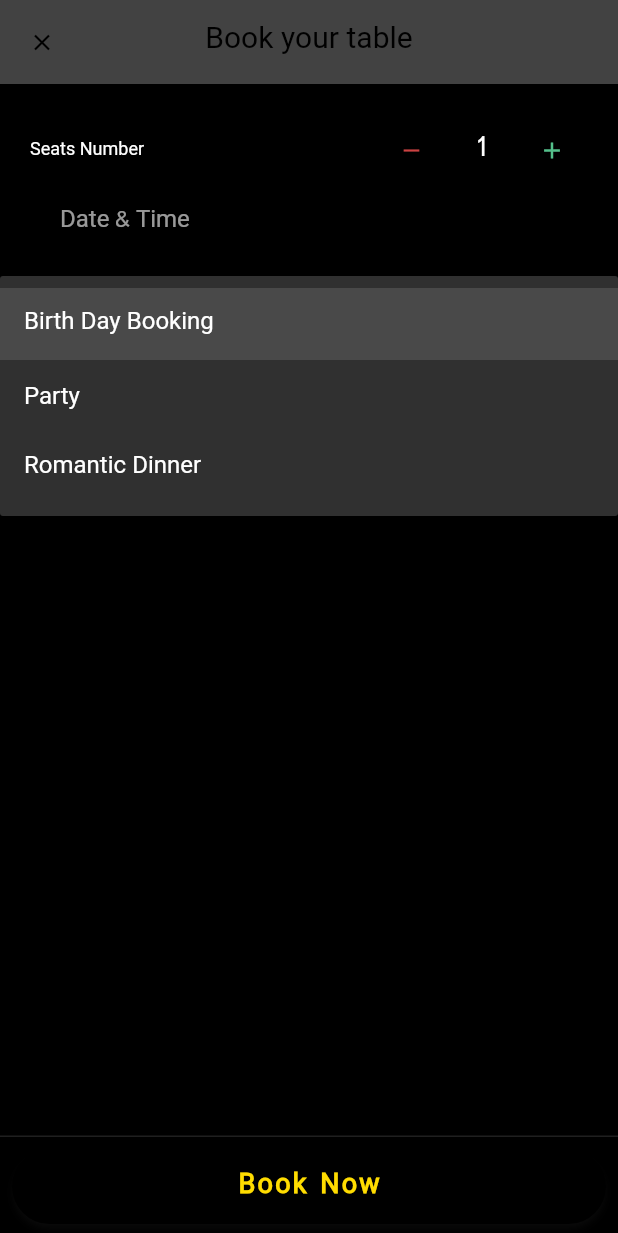
After one commit to MostafaKhalile/Mobile, a Flutter app: the TableReservation screen opened by its route, after a tap on the "add" icon, after a tap on "select booking type ...", on a phone screen of 412 x 824 dp. The commit adds this screen. Shown: the top 1233 px of the screen. Run offline on Flutter 3.47's test engine with Material 2 defaults, Android fonts, the phone set to English and light mode, and no system bars; our stand-ins replace badges, bloc, carousel_slider, connectivity_plus, curved_navigation_bar, equatable and 17 more; missing offline and left inert: android_intent, flutter_verification_code, grouped_buttons; accounts and stored records are empty; project files that could hold a hidden picture were left out.

Commit message:
Table Reservation Screen

```diff
--- a/i18n/ar.json
+++ b/i18n/ar.json
@@ -60,6 +60,10 @@
     "you_will_use_our_services_when_you_back_online": "ستتمكن من إستخدام خدماتنا عند إتصالك بالإنترنت",
     "please_click_again_to_exit": "رجاءاً انقر مرة أخرى للخروج",
     "book_now": "احجز الآن",
+    "book_your_table": "احجز طاولتك",
+    "seats_no": "عدد المقاعد",
+    "date&time": "الوقت والتاريخ",
+    "select_booking_type": "حدد نوع الحجز ...",
     "search_place_holder": "ابحث عن شركة,فرع,خدمة ...",
     "start_searching": "ابدأ البحث",
     "search_for_order_code": "ابحث عن كود الطلب...",
--- a/i18n/en.json
+++ b/i18n/en.json
@@ -58,6 +58,10 @@
     "you_will_use_our_services_when_you_back_online": "You Will Use Our Services When You Back Online ",
     "please_click_again_to_exit": "please click again to exit",
     "book_now": "Book Now",
+    "book_your_table": "Book your table",
+    "seats_no": "Seats Number",
+    "date&time": "Date & Time",
+    "select_booking_type": "select booking type ...",
     "search_place_holder": "Search for Company,branch,services,...",
     "start_searching": "Start searching",
     "search_for_order_code": "search for order code ...",
--- a/lib/route_generator.dart
+++ b/lib/route_generator.dart
@@ -1,7 +1,8 @@
 import 'package:flutter/cupertino.dart';
 import 'package:flutter/material.dart';
 import 'package:page_transition/page_transition.dart';
-import 'package:techtime/Screens/Client/newOrder/create_new_order.dart';
+import 'package:techtime/Screens/Client/booking/bookingTable/table_reservation.dart';
+import 'package:techtime/Screens/Client/booking/orderFirstStep/order_first_step.dart';
 import 'package:techtime/Screens/Core/aboutUs/about_us.dart';
 import 'package:techtime/Screens/Core/aboutUs/follow_us.dart';
 
@@ -113,12 +114,18 @@ class RouteGenerator {
                   branche: args,
                 ));
         break;
-      case CreateNewOrder.routeName:
+      case OrderFirstStep.routeName:
         return CupertinoPageRoute(
           fullscreenDialog: true,
-          builder: (_) => CreateNewOrder(
+          builder: (_) => OrderFirstStep(
             companyBranches: args,
           ),
+        );
+        break;
+      case TableReservation.routeName:
+        return CupertinoPageRoute(
+          fullscreenDialog: true,
+          builder: (_) => TableReservation(),
         );
         break;
       case SearchScreen.routeName:
--- /dev/null
+++ b/lib/screens/Client/booking/bookingTable/table_reservation.dart
@@ -0,0 +1,157 @@
+import 'package:flutter/material.dart';
+import 'package:techtime/Helpers/app_consts.dart';
+import 'package:techtime/Helpers/localization/app_localizations_delegates.dart';
+import 'package:techtime/Widgets/core/horizontal_gap.dart';
+import 'package:intl/intl.dart';
+import 'package:techtime/Widgets/core/vertical_gab.dart';
+
+class TableReservation extends StatefulWidget {
+  static const String routeName = "/table_reservation";
+  const TableReservation({Key key}) : super(key: key);
+
+  @override
+  _TableReservationState createState() => _TableReservationState();
+}
+
+class _TableReservationState extends State<TableReservation> {
+  int counter = 0;
+  TextEditingController dateCtl = TextEditingController();
+  TextEditingController noteCtl = TextEditingController();
+
+  @override
+  Widget build(BuildContext context) {
+    Size _size = MediaQuery.of(context).size;
+    AppLocalizations _translator = AppLocalizations.of(context);
+    ThemeData _theme = Theme.of(context);
+    String dropdownValue;
+
+    return Scaffold(
+      appBar: AppBar(
+        title: Text(
+          _translator.translate("book_your_table"),
+          style: _theme.textTheme.headline6.copyWith(color: Colors.black),
+        ),
+        iconTheme: IconThemeData(color: Colors.black),
+      ),
+      body: Container(
+        padding: EdgeInsets.all(KdefaultPadding),
+        width: double.infinity,
+        child: Column(
+          children: [
+            Row(
+              mainAxisAlignment: MainAxisAlignment.spaceBetween,
+              children: [
+                Text(
+                  _translator.translate("seats_no"),
+                  style: _theme.textTheme.caption,
+                ),
+                Row(
+                  mainAxisSize: MainAxisSize.min,
+                  children: <Widget>[
+                    IconButton(
+                      icon: Icon(Icons.remove),
+                      onPressed: () {
+                        setState(() {
+                          if (counter > 0) {
+                            counter--;
+                          }
+                        });
+                      },
+                      color: Colors.redAccent.withOpacity(0.8),
+                    ),
+                    HorizontalGap(),
+                    Text(
+                      counter.toString(),
+                      style: _theme.textTheme.headline6,
+                    ),
+                    HorizontalGap(),
+                    IconButton(
+                      icon: Icon(Icons.add),
+                      color: Colors.greenAccent.withOpacity(0.8),
+                      onPressed: () {
+                        setState(() {
+                          counter++;
+                        });
+                      },
+                    ),
+                  ],
+                ),
+              ],
+            ),
+            TextFormField(
+              controller: dateCtl,
+              decoration: InputDecoration(
+                labelText: _translator.translate("date&time"),
+                hintText: "Ex. Insert your dob",
+              ),
+              onTap: () async {
+                DateTime date = DateTime(1900);
+                TimeOfDay time = TimeOfDay.now();
+                FocusScope.of(context).requestFocus(new FocusNode());
+
+                date = await showDatePicker(
+                    context: context,
+                    initialDate: DateTime.now(),
+                    firstDate: kFirstDay,
+                    lastDate: DateTime(kNow.year, kNow.month + 6, kNow.day));
+                time = await showTimePicker(
+                  initialTime: TimeOfDay.now(),
+                  context: context,
+                );
+                dateCtl.text = DateFormat('dd-MM-y').format(date) +
+                    "\t" +
+                    time.format(context);
+              },
+            ),
+            VerticalGap(),
+            DropdownButton<String>(
+              isExpanded: true,
+              value: dropdownValue,
+              hint: Text(_translator.translate("select_booking_type")),
+              onChanged: (String newValue) {
+                setState(() {
+                  dropdownValue = newValue;
+                });
+              },
+              items: <String>['Birth Day Booking', 'Party', 'Romantic Dinner']
+                  .map<DropdownMenuItem<String>>((String value) {
+                return DropdownMenuItem<String>(
+                  value: value,
+                  child: Text(value),
+                );
+              }).toList(),
+            ),
+            VerticalGap(),
+            TextFormField(
+              controller: noteCtl,
+              maxLines: 3,
+              decoration: InputDecoration(
+                labelText: _translator.translate("note"),
+              ),
+            )
+          ],
+        ),
+      ),
+      persistentFooterButtons: [
+        Container(
+          width: _size.width,
+          child: Row(
+            children: [
+              Expanded(
+                  // ignore: deprecated_member_use
+                  child: RaisedButton(
+                padding: EdgeInsets.all(10),
+                onPressed: () => {},
+                disabledColor: Colors.black38,
+                child: Text(
+                  _translator.translate("book_now"),
+                  style: Theme.of(context).textTheme.button,
+                ),
+              ))
+            ],
+          ),
+        )
+      ],
+    );
+  }
+}
--- a/lib/screens/Client/newOrder/create_new_order.dart
+++ b/lib/screens/Client/booking/orderFirstStep/order_first_step.dart
@@ -12,6 +12,7 @@ import 'package:techtime/Helpers/utils/custom_toast.dart';
 import 'package:techtime/Models/client/companyData/brancheData/company_employee.dart';
 import 'package:techtime/Models/client/companyProfile/company_branches.dart';
 import 'package:techtime/Models/client/orders/order_date_time.dart';
+import 'package:techtime/Screens/Client/booking/bookingTable/table_reservation.dart';
 import 'package:techtime/Widgets/client/specialist_card.dart';
 import 'package:techtime/Widgets/core/shimmer_effect.dart';
 import 'package:techtime/widgets/client/branch_card.dart';
@@ -19,17 +20,17 @@ import 'package:intl/intl.dart';
 import 'package:techtime/widgets/core/horizontal_gap.dart';
 import 'package:techtime/widgets/core/vertical_gab.dart';
 
-class CreateNewOrder extends StatefulWidget {
-  static const String routeName = "/create_new_order";
+class OrderFirstStep extends StatefulWidget {
+  static const String routeName = "/order_first_step";
   final List<CompanyBranche> companyBranches;
 
-  const CreateNewOrder({Key key, this.companyBranches}) : super(key: key);
+  const OrderFirstStep({Key key, this.companyBranches}) : super(key: key);
 
   @override
-  _CreateNewOrderState createState() => _CreateNewOrderState();
+  _OrderFirstStepState createState() => _OrderFirstStepState();
 }
 
-class _CreateNewOrderState extends State<CreateNewOrder> {
+class _OrderFirstStepState extends State<OrderFirstStep> {
   CalendarFormat _calendarFormat = CalendarFormat.twoWeeks;
   DateTime _focusedDay = DateTime.now();
   DateTime _selectedDay;
@@ -221,6 +222,7 @@ class _CreateNewOrderState extends State<CreateNewOrder> {
           BottomBookingButton(
             onPressed: () {
               bool isValid = _validateBooking();
+              // Navigator.pushNamed(context, TableReservation.routeName);
               print("Booking $isValid ");
             },
           )
@@ -499,7 +501,7 @@ class TimeSelectableCard extends StatelessWidget {
               color: isSelected ?? false
                   ? KPrimaryColor
                   : _theme.scaffoldBackgroundColor,
-              border: Border.all(width: 1, color: Colors.white),
+              border: Border.all(width: 1, color: _theme.accentColor),
               borderRadius: BorderRadius.all(Radius.circular(10))),
           child: Center(
             child: workingHour != null
--- a/lib/screens/Client/companyProfile/subViews/company_offers.dart
+++ b/lib/screens/Client/companyProfile/subViews/company_offers.dart
@@ -7,7 +7,7 @@ import 'package:techtime/Helpers/colors.dart';
 import 'package:techtime/Helpers/localization/app_localizations_delegates.dart';
 import 'package:techtime/Models/client/companyProfile/companyOffer/company_offer.dart';
 import 'package:techtime/Models/client/companyProfile/company_profile.dart';
-import 'package:techtime/Screens/Client/newOrder/create_new_order.dart';
+import 'package:techtime/Screens/Client/booking/orderFirstStep/order_first_step.dart';
 
 class CompanyOffers extends StatefulWidget {
   final CompanyProfile companyProfile;
@@ -75,7 +75,7 @@ class CompanyOffersState extends State<CompanyOffers> {
                       onPressed: () => _bookHandler(),
                       disabledColor: Colors.black38,
                       child: Text(
-                        "Book Now",
+                        _translator.translate("book_now"),
                         style: Theme.of(context).textTheme.button,
                       ),
                     ))
@@ -96,7 +96,7 @@ class CompanyOffersState extends State<CompanyOffers> {
 
   _bookHandler() {
     _checked.length != 0
-        ? Navigator.pushNamed(context, CreateNewOrder.routeName,
+        ? Navigator.pushNamed(context, OrderFirstStep.routeName,
             arguments: widget.companyProfile.companyBranches)
         : Fluttertoast.showToast(
             msg: AppLocalizations.of(context)
--- a/lib/screens/Client/companyProfile/subViews/company_services.dart
+++ b/lib/screens/Client/companyProfile/subViews/company_services.dart
@@ -10,7 +10,7 @@ import 'package:techtime/Helpers/localization/app_localizations_delegates.dart';
 import 'package:techtime/Models/client/companyProfile/company_profile.dart';
 import 'package:techtime/Models/client/companyProfile/company_service.dart';
 import 'package:techtime/Models/client_profile.dart';
-import 'package:techtime/Screens/Client/newOrder/create_new_order.dart';
+import 'package:techtime/Screens/Client/booking/orderFirstStep/order_first_step.dart';
 
 class CompanyServices extends StatefulWidget {
   final CompanyProfile companyProfile;
@@ -35,7 +35,7 @@ class CompanyServicesState extends State<CompanyServices> {
     Size _size = MediaQuery.of(context).size;
     final _currentUser = Provider.of<CurrentUserProvider>(context).currentUser;
 
-    // AppLocalizations _translator = AppLocalizations.of(context);
+    AppLocalizations _translator = AppLocalizations.of(context);
     return Scaffold(
       body: Container(
           width: _size.width,
@@ -79,7 +79,7 @@ class CompanyServicesState extends State<CompanyServices> {
                 onPressed: () => _bookHandler(_currentUser),
                 disabledColor: Colors.black38,
                 child: Text(
-                  "Book Now",
+                  _translator.translate("book_now"),
                   style: Theme.of(context).textTheme.button,
                 ),
               ))
@@ -93,7 +93,7 @@ class CompanyServicesState extends State<CompanyServices> {
   _bookHandler(UserProfile _currentUser) {
     if (_currentUser != null) {
       _checked.length != 0
-          ? Navigator.pushNamed(context, CreateNewOrder.routeName,
+          ? Navigator.pushNamed(context, OrderFirstStep.routeName,
               arguments: widget.companyProfile.companyBranches)
           : Fluttertoast.showToast(
               msg: AppLocalizations.of(context)
```
Also changed, not shown: 1 other file.
